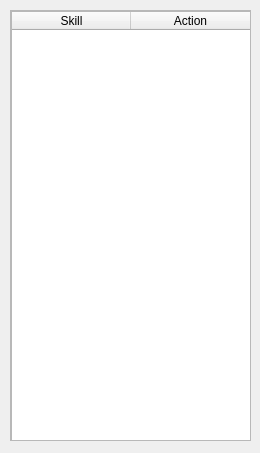
Qt form src/user_interfaces/skills.ui (Nicholas-C-Brown/COSC419F-Project) before a commit.
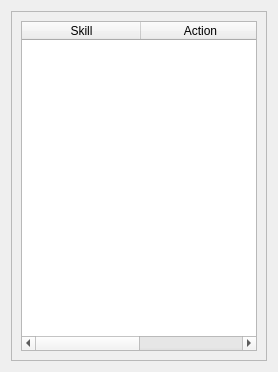
The same form after that commit.

```diff
--- a/src/user_interfaces/skills.ui
+++ b/src/user_interfaces/skills.ui
@@ -6,21 +6,21 @@
    <rect>
     <x>0</x>
     <y>0</y>
-    <width>260</width>
-    <height>453</height>
+    <width>278</width>
+    <height>372</height>
    </rect>
   </property>
   <property name="windowTitle">
    <string>Skills</string>
   </property>
+  <layout class="QHBoxLayout" name="horizontalLayout">
+   <item>
   <widget class="QScrollArea" name="scrollArea">
-   <property name="geometry">
-    <rect>
-     <x>10</x>
-     <y>10</y>
-     <width>241</width>
-     <height>431</height>
-    </rect>
+     <property name="sizePolicy">
+      <sizepolicy hsizetype="Preferred" vsizetype="Preferred">
+       <horstretch>0</horstretch>
+       <verstretch>0</verstretch>
+      </sizepolicy>
    </property>
    <property name="widgetResizable">
     <bool>true</bool>
@@ -30,18 +30,27 @@
      <rect>
       <x>0</x>
       <y>0</y>
-      <width>239</width>
-      <height>429</height>
-     </rect>
-    </property>
+        <width>258</width>
+        <height>352</height>
+       </rect>
+      </property>
+      <property name="sizePolicy">
+       <sizepolicy hsizetype="Preferred" vsizetype="Preferred">
+        <horstretch>0</horstretch>
+        <verstretch>0</verstretch>
+       </sizepolicy>
+      </property>
+      <layout class="QHBoxLayout" name="horizontalLayout_2">
+       <item>
     <widget class="QTableWidget" name="skillTable">
-     <property name="geometry">
-      <rect>
-       <x>0</x>
-       <y>0</y>
-       <width>240</width>
-       <height>430</height>
-      </rect>
+         <property name="sizePolicy">
+          <sizepolicy hsizetype="Preferred" vsizetype="Preferred">
+           <horstretch>0</horstretch>
+           <verstretch>0</verstretch>
+          </sizepolicy>
+         </property>
+         <property name="horizontalScrollBarPolicy">
+          <enum>Qt::ScrollBarAlwaysOn</enum>
      </property>
      <attribute name="horizontalHeaderDefaultSectionSize">
       <number>119</number>
@@ -57,8 +66,12 @@
       </property>
      </column>
     </widget>
-   </widget>
-  </widget>
+       </item>
+      </layout>
+     </widget>
+    </widget>
+   </item>
+  </layout>
  </widget>
  <resources/>
  <connections/>
```
Lines whose indentation alone changed are shown as unchanged.
